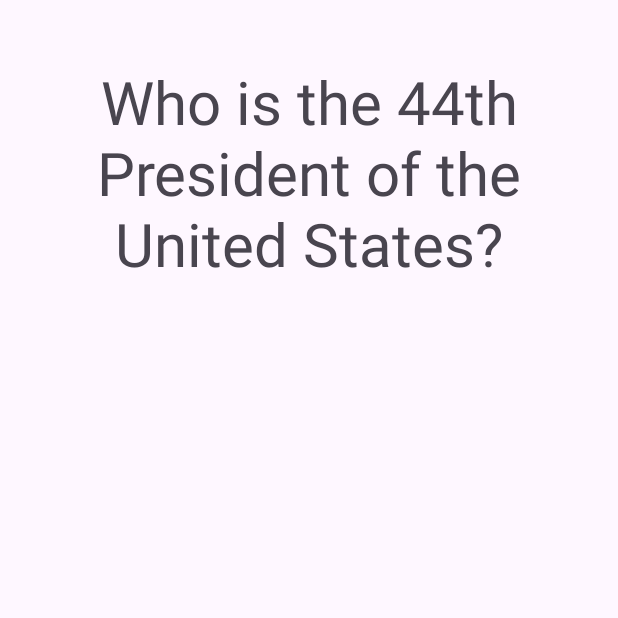
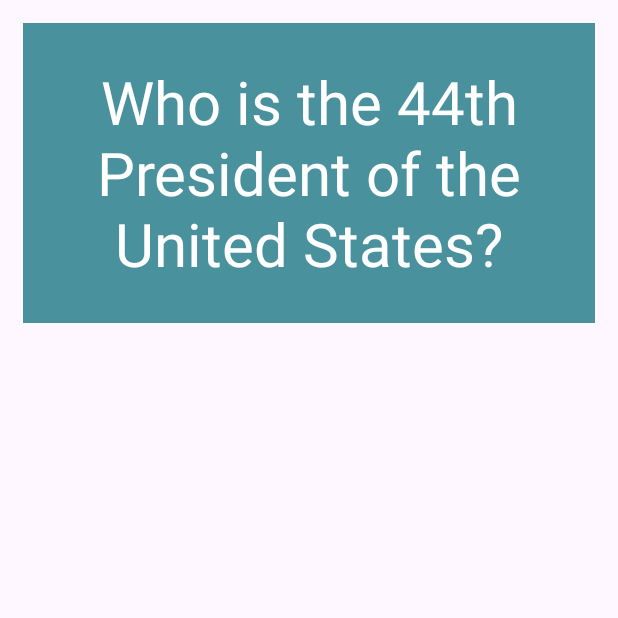
Before and after one commit to BeliMackendy/FlashcardApp, an Android app: the screen it shows after launch (MainActivity), on a phone screen of 412 x 824 dp, the top half of it. Run offline under Robolectric (Android 15) with nearby library versions, the phone set to English and light mode, and no system bars.

Commit message:
Style the question and answer side of the card to better distinguish between the two sides

```diff
--- a/app/src/main/res/layout/activity_main.xml
+++ b/app/src/main/res/layout/activity_main.xml
@@ -10,10 +10,15 @@
         android:id="@+id/flashcard_question"
         android:layout_width="match_parent"
         android:layout_height="200dp"
+        android:layout_marginStart="15dp"
+        android:layout_marginTop="15dp"
+        android:layout_marginEnd="15dp"
+        android:layout_marginBottom="15dp"
+        android:background="  #4A919E "
         android:gravity="center"
-        android:layout_margin="15dp"
-        android:textSize="40sp"
-        android:text="Who is the 44th President of the United States?"/>
+        android:text="Who is the 44th President of the United States?"
+        android:textColor="#FFFF"
+        android:textSize="40sp" />
 
     <TextView
         android:id="@+id/flashcard_answer"
@@ -23,8 +28,10 @@
         android:layout_marginTop="15dp"
         android:layout_marginEnd="15dp"
         android:layout_marginBottom="15dp"
+        android:background="  #F5DF4D "
         android:gravity="center"
         android:text="Barack Obama"
+        android:textColor="#FFFF"
         android:textSize="40sp"
         android:visibility="invisible" />
 
```
